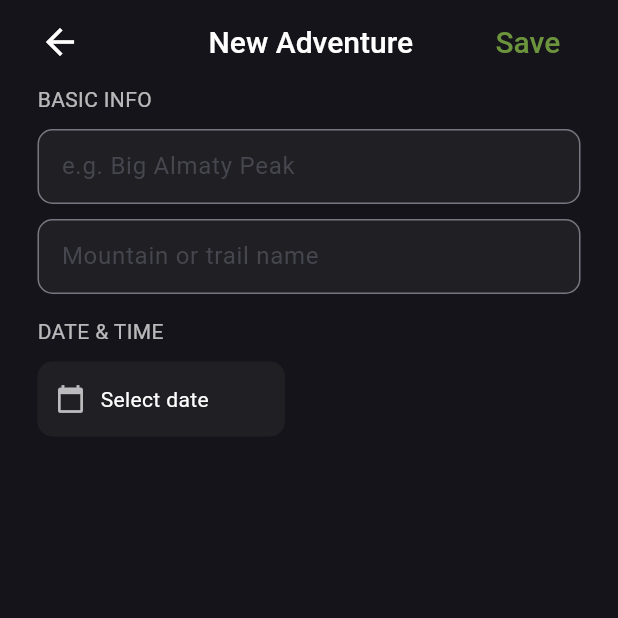
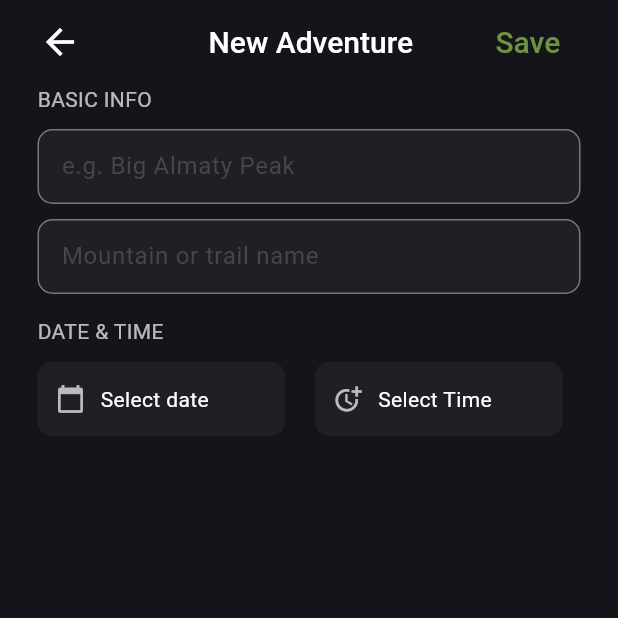
Before and after one commit to ayazz91/PeakLog, a Flutter app: the NewAdventurePage screen opened directly, on a phone screen of 412 x 824 dp, the top half of it. Run offline on Flutter 3.47's test engine with Material 3 defaults, Android fonts, the phone set to English and light mode, and no system bars.

Commit message:
добавил поле выбора времени

```diff
--- a/lib/details_screen/new_adventure_page_detail.dart
+++ b/lib/details_screen/new_adventure_page_detail.dart
@@ -12,7 +12,7 @@ class NewAdventurePage extends StatefulWidget {
 class _NewAdventurePageState extends State<NewAdventurePage> {
   DateTime? selectedDate;
   bool isChecked = false;
-
+  TimeOfDay? selectedTime;
   Future<void> selecteDate() async{
     final DateTime? picked = await showDatePicker(
      context: context,
@@ -115,8 +115,53 @@ class _NewAdventurePageState extends State<NewAdventurePage> {
                ),
                 ),
              ),
+             SizedBox(width: 20),
+              GestureDetector(
+                onTap: () async {
+                final pickedTime = await showTimePicker(
+                  context: context,
+                  initialTime: TimeOfDay.now(),
+               );
+                 if (pickedTime != null) {
+                 setState(() {
+  selectedTime = pickedTime;
+});
+                  }
+                },
+                child: Container(
+                   height: 50,
+               width: 165,
+               padding: const EdgeInsets.symmetric(horizontal: 12),
+                decoration: BoxDecoration(
+                  borderRadius: BorderRadius.circular(10),
+            color: secondary,
+          ),
+
+           child: Row(
+      children: [
+        const Icon(
+          Icons.more_time,
+          color: Colors.white70,
+          size: 20,
+        ),
+
+        const SizedBox(width: 10),
+
+        Text(
+          selectedTime != null
+    ? '${selectedTime!.hour}:${selectedTime!.minute}'
+    : 'Select Time',
+               style: const TextStyle(
+                color: Colors.white,
+                  fontSize: 14,
+                     ),
+                     ),
+                  ],
+               ),
+                ),
+              )
           ],
-          )
+         )
         ],
       ),
         ),
```
